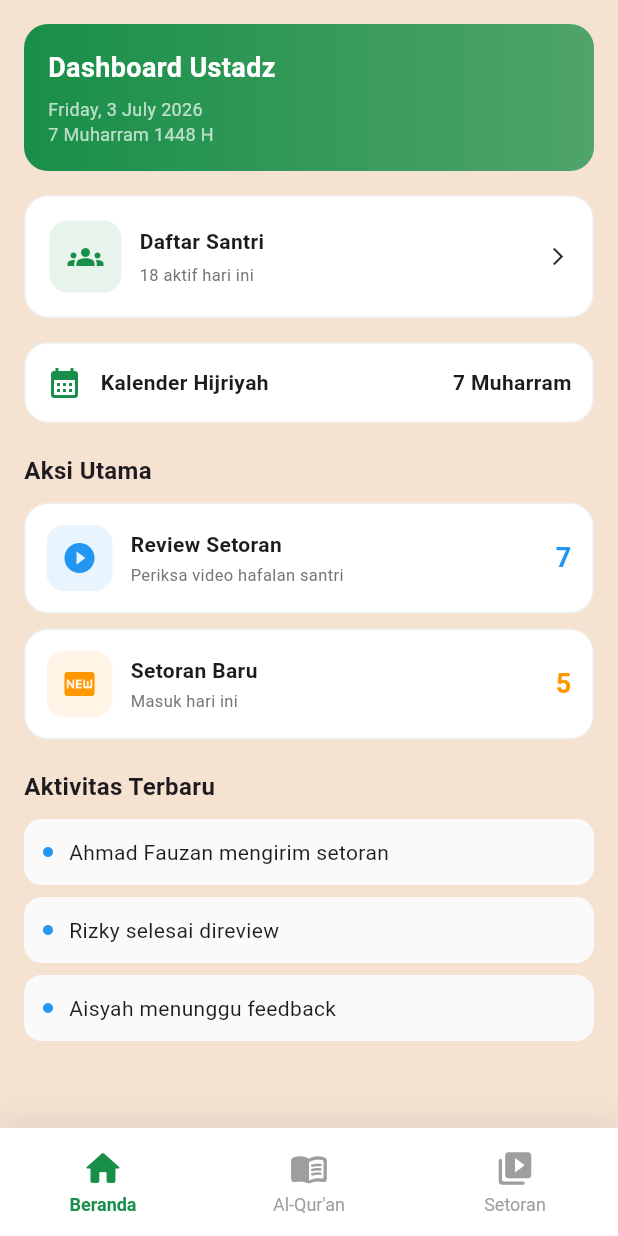
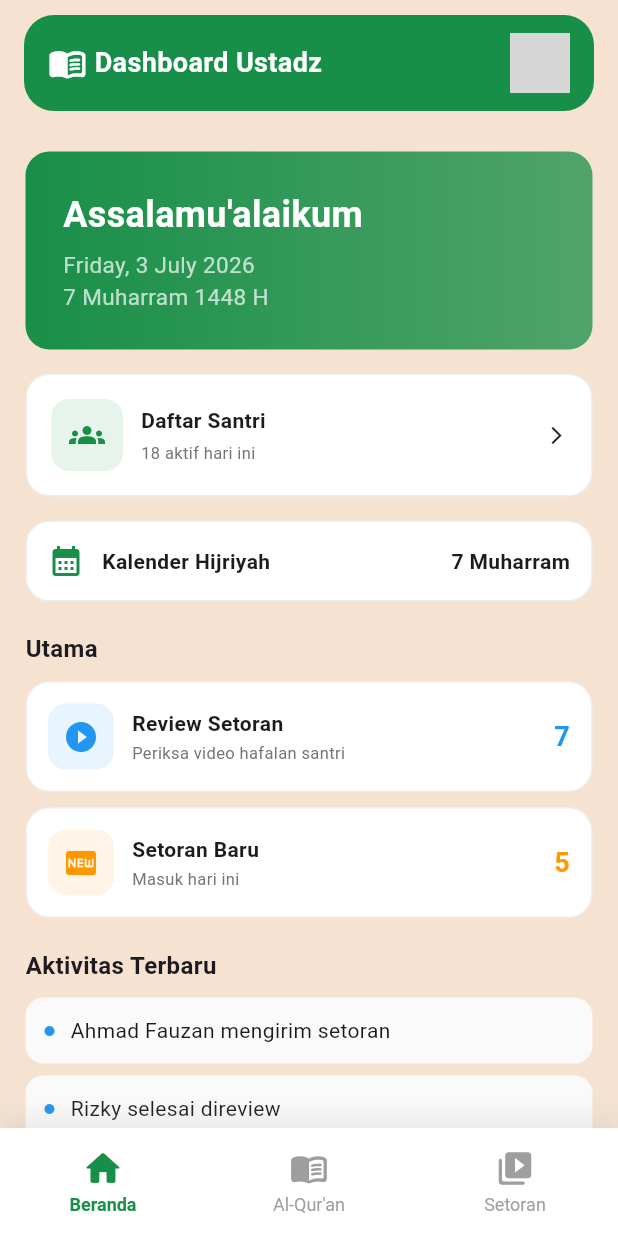
Before and after one commit to Punaa-Embrace/QuranMemo, a Flutter app: the MainPageUstad screen opened directly, on a phone screen of 412 x 824 dp. Run offline on Flutter 3.47's test engine with Material 3 defaults, Android fonts, the phone set to English and light mode, and no system bars; our stand-ins replace audioplayers, camera, dio, font_awesome_flutter, sqflite, video_player; accounts and stored records are empty; Roboto replaces fonts that are missing (Poppins); statements that could not run were skipped; grey boxes are pictures that could not be loaded.

```diff
--- a/frontend/lib/page/ustad/dashboard_page_ustad.dart
+++ b/frontend/lib/page/ustad/dashboard_page_ustad.dart
@@ -1,5 +1,6 @@
 import 'package:flutter/material.dart';
 import '../../theme/app_theme.dart';
+import '../../components/app_layout.dart';
 
 class DashboardPageUstad extends StatelessWidget {
   DashboardPageUstad({super.key});
@@ -16,9 +17,12 @@ class DashboardPageUstad extends StatelessWidget {
 
   @override
   Widget build(BuildContext context) {
-    return SingleChildScrollView(
-      padding: const EdgeInsets.all(16),
-      child: Column(
+    return AppLayout(
+      title: "Dashboard Ustadz",
+      imagePath: "assets/images/self.jpg",
+      child: SingleChildScrollView(
+        padding: const EdgeInsets.all(1),
+        child: Column(
         crossAxisAlignment: CrossAxisAlignment.start,
         children: [
 
@@ -47,7 +51,7 @@ class DashboardPageUstad extends StatelessWidget {
           /// ACTION CENTER
           /// =========================
           const Text(
-            "Aksi Utama",
+            "Utama",
             style: TextStyle(fontSize: 16, fontWeight: FontWeight.bold),
           ),
 
@@ -88,7 +92,7 @@ class DashboardPageUstad extends StatelessWidget {
           _activityItem("Aisyah menunggu feedback"),
         ],
       ),
-    );
+    ));
   }
 
   /// =========================
@@ -97,7 +101,7 @@ class DashboardPageUstad extends StatelessWidget {
   Widget _header() {
     return Container(
       width: double.infinity,
-      padding: const EdgeInsets.all(16),
+      padding: const EdgeInsets.all(25),
       decoration: BoxDecoration(
         gradient: LinearGradient(
           colors: [
@@ -111,10 +115,10 @@ class DashboardPageUstad extends StatelessWidget {
         crossAxisAlignment: CrossAxisAlignment.start,
         children: [
           const Text(
-            "Dashboard Ustadz",
+            "Assalamu'alaikum",
             style: TextStyle(
               color: Colors.white,
-              fontSize: 18,
+              fontSize: 24,
               fontWeight: FontWeight.bold,
             ),
           ),
@@ -123,12 +127,12 @@ class DashboardPageUstad extends StatelessWidget {
 
           Text(
             gregorianDate,
-            style: const TextStyle(color: Colors.white70, fontSize: 12),
+            style: const TextStyle(color: Colors.white70, fontSize: 15),
           ),
 
           Text(
             hijriDate,
-            style: const TextStyle(color: Colors.white70, fontSize: 12),
+            style: const TextStyle(color: Colors.white70, fontSize: 15),
           ),
         ],
       ),
```
Also changed, not shown: frontend/lib/page/ustad/detail_setoran_page_ustad.dart (+9 -3 lines), frontend/lib/page/ustad/quran_page_ustad.dart (+21 -21 lines), frontend/lib/page/ustad/setoran_page_ustad.dart (+13 -16 lines).
